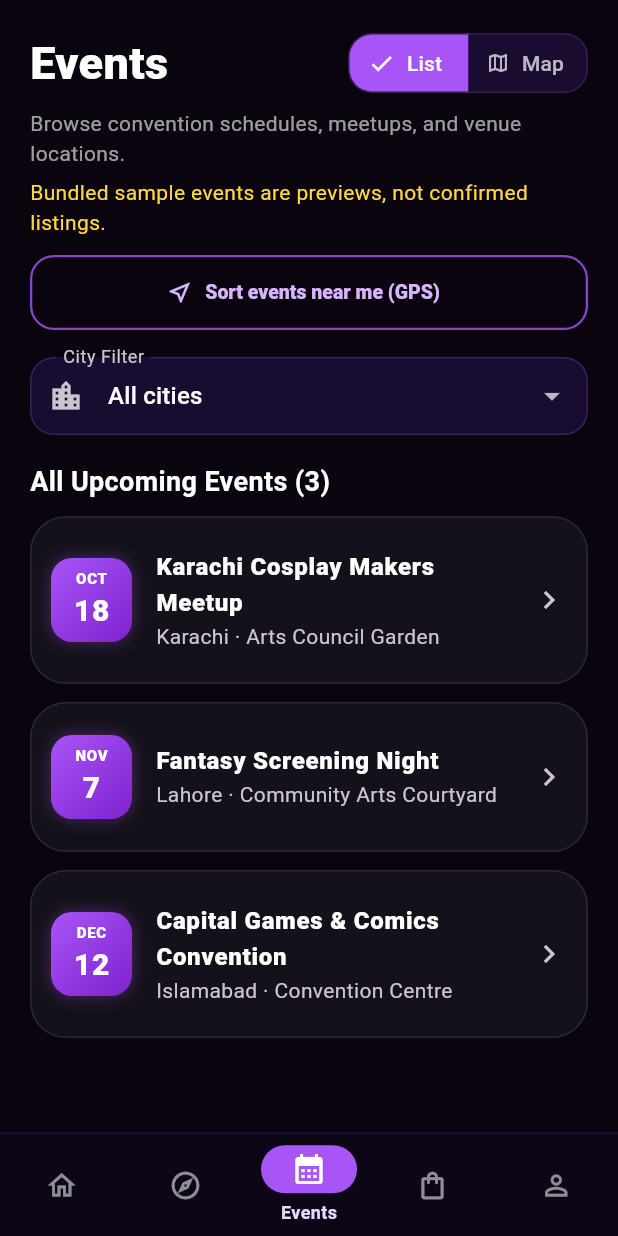
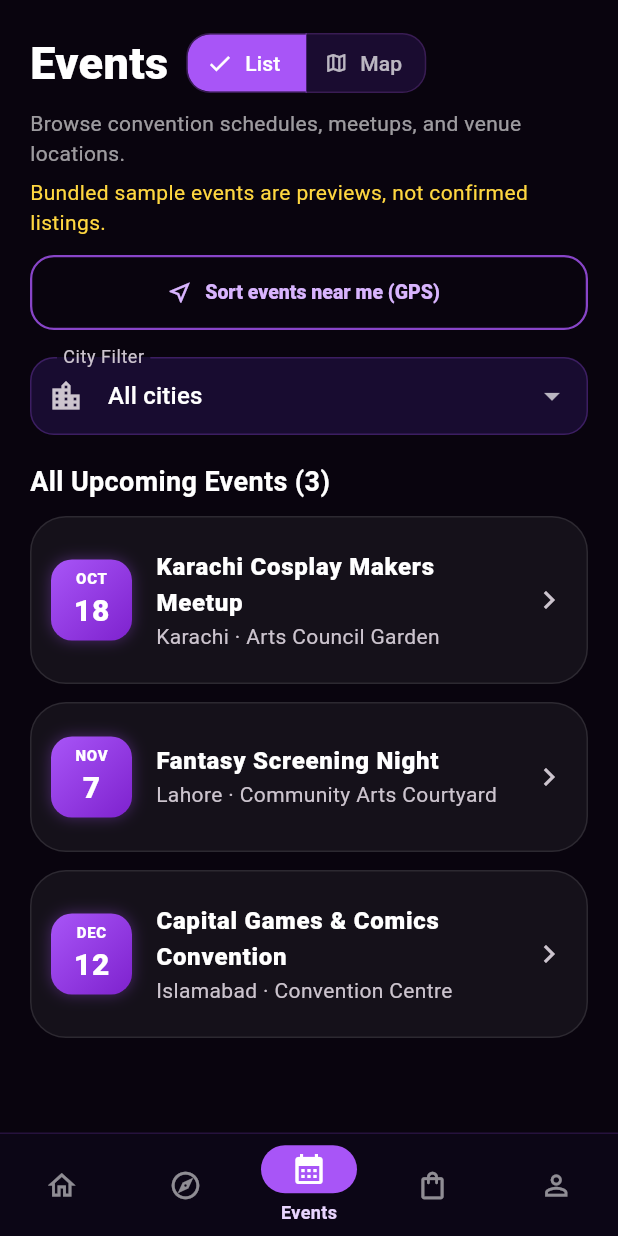
Before and after one commit to Unzela-Waseem/Fandom-Verse-Pocket-Edition, a Flutter app: the FanShell screen opened directly, item 3 of the bottom bar chosen, on a phone screen of 412 x 824 dp. Run offline on Flutter 3.47's test engine with Material 3 defaults, Android fonts, the phone set to English and light mode, and no system bars; our stand-ins replace cached_network_image, cloud_firestore, cloud_functions, connectivity_plus, dio, firebase_auth and 11 more; missing offline and left inert: model_viewer_plus; accounts and stored records are empty; network calls fail.

Commit message:
fix: improve compact admin and event layouts

```diff
--- a/lib/features/events/presentation/events_screen.dart
+++ b/lib/features/events/presentation/events_screen.dart
@@ -104,8 +104,10 @@ class _EventsScreenState extends ConsumerState<EventsScreen> {
       child: ListView(
         padding: const EdgeInsets.fromLTRB(20, 18, 20, 24),
         children: [
-          Row(
-            mainAxisAlignment: MainAxisAlignment.spaceBetween,
+          Wrap(
+            spacing: 12,
+            runSpacing: 10,
+            crossAxisAlignment: WrapCrossAlignment.center,
             children: [
               const Text(
                 'Events',
@@ -182,7 +184,6 @@ class _EventsScreenState extends ConsumerState<EventsScreen> {
             onChanged: (value) => setState(() => _city = value ?? _city),
           ),
           const SizedBox(height: 18),
-
           if (_showMapView) ...[
             _InteractiveEventMapContainer(
               events: events,
@@ -195,7 +196,6 @@ class _EventsScreenState extends ConsumerState<EventsScreen> {
             ),
             const SizedBox(height: 20),
           ],
-
           Text(
             _showMapView
                 ? 'Upcoming Venues on Map (${events.length})'
@@ -210,7 +210,7 @@ class _EventsScreenState extends ConsumerState<EventsScreen> {
                 contentPadding: const EdgeInsets.all(14),
                 leading: Container(
                   width: 54,
-                  height: 58,
+                  height: 54,
                   decoration: BoxDecoration(
                     gradient: const LinearGradient(
                       begin: Alignment.topLeft,
@@ -225,7 +225,10 @@ class _EventsScreenState extends ConsumerState<EventsScreen> {
                       ),
                     ],
                   ),
+                  child: FittedBox(
+                    fit: BoxFit.scaleDown,
                     child: Column(
+                      mainAxisSize: MainAxisSize.min,
                       mainAxisAlignment: MainAxisAlignment.center,
                       children: [
                         Text(
@@ -245,6 +248,7 @@ class _EventsScreenState extends ConsumerState<EventsScreen> {
                           ),
                         ),
                       ],
+                    ),
                   ),
                 ),
                 title: Text(
@@ -444,8 +448,7 @@ class _InteractiveEventMapContainer extends StatelessWidget {
                     final event = entry.value;
 
                     // Compute relative X/Y coordinate positions on screen based on index/location
-                    final posX =
-                        (constraints.maxWidth * 0.18) +
+                    final posX = (constraints.maxWidth * 0.18) +
                         ((idx % 3) * (constraints.maxWidth * 0.30));
                     final posY =
                         (constraints.maxHeight * 0.28) + ((idx ~/ 3) * 60.0);
@@ -469,8 +472,7 @@ class _InteractiveEventMapContainer extends StatelessWidget {
                                 shape: BoxShape.circle,
                                 boxShadow: [
                                   BoxShadow(
-                                    color:
-                                        (isSelected
+                                    color: (isSelected
                                             ? const Color(0xFFD946EF)
                                             : const Color(0xFFA855F7))
                                         .withValues(alpha: 0.6),
@@ -616,8 +618,7 @@ class EventDetailScreen extends ConsumerWidget {
     final saved = ref.watch(libraryProvider).savedEvents.contains(event.id);
     double? distKm;
     if (userPosition != null) {
-      distKm =
-          Geolocator.distanceBetween(
+      distKm = Geolocator.distanceBetween(
             userPosition!.latitude,
             userPosition!.longitude,
             event.latitude,
```
Also changed, not shown: lib/features/admin/presentation/admin_dashboard.dart (+10 -5 lines). Lines whose indentation alone changed are shown as unchanged.
